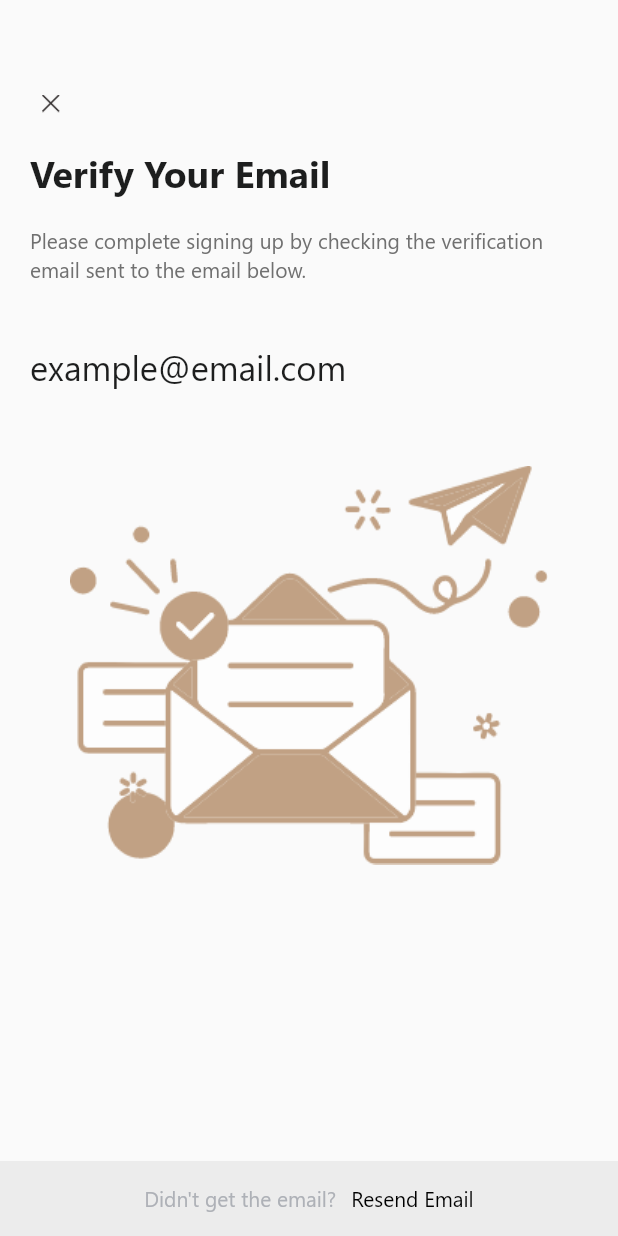
After one commit to iamvivekkaushik/Diwan, a Flutter app: the EmailVerificationScreen screen opened by its route, on a phone screen of 412 x 824 dp. The commit adds this screen. Run offline on Flutter 3.47's test engine with Material 2 defaults, Android fonts, the phone set to English and light mode, and no system bars.

Commit message:
created email verification Screen

```diff
--- a/lib/res/style.dart
+++ b/lib/res/style.dart
@@ -11,6 +11,12 @@ final TextStyle boldTextHeading = TextStyle(
     fontSize: 25,
     fontFamily: 'Segoe',
     fontWeight: FontWeight.w700,
+    color: AppColors.heading);
+
+final TextStyle textHeadingStyle = TextStyle(
+    fontSize: 23,
+    fontFamily: 'Segoe',
+    fontWeight: FontWeight.w400,
     color: AppColors.heading);
 
 final TextStyle subHeadingStyle = TextStyle(
@@ -38,17 +44,28 @@ final TextStyle inputLabelStyle = TextStyle(
     color: Colors.black);
 
 final TextStyle termsHeadingStyle = TextStyle(
-    fontSize: 15, fontFamily: 'Segoe', fontWeight: FontWeight.w400, color: AppColors.termsHeading);
+    fontSize: 15,
+    fontFamily: 'Segoe',
+    fontWeight: FontWeight.w400,
+    color: AppColors.termsHeading);
 
 final TextStyle termsDescStyle = TextStyle(
-    fontSize: 15, fontFamily: 'Segoe', fontWeight: FontWeight.w400, color: AppColors.separator);
+    fontSize: 15,
+    fontFamily: 'Segoe',
+    fontWeight: FontWeight.w400,
+    color: AppColors.separator);
 
 final TextStyle termsSeeMoreStyle = TextStyle(
-  fontSize: 15, fontFamily: 'Segoe', fontWeight: FontWeight.w400, color: AppColors.textFieldHint
-);
+    fontSize: 15,
+    fontFamily: 'Segoe',
+    fontWeight: FontWeight.w400,
+    color: AppColors.textFieldHint);
 
 final TextStyle textFieldHintStyle = TextStyle(
-    fontSize: 14, fontFamily: 'Segoe', fontWeight: FontWeight.w400, color: AppColors.textFieldHint);
+    fontSize: 14,
+    fontFamily: 'Segoe',
+    fontWeight: FontWeight.w400,
+    color: AppColors.textFieldHint);
 
-final TextStyle textFieldStyle = TextStyle(
-    fontSize: 14, fontFamily: 'Segoe', fontWeight: FontWeight.w400);
+final TextStyle textFieldStyle =
+    TextStyle(fontSize: 14, fontFamily: 'Segoe', fontWeight: FontWeight.w400);
--- a/lib/route_generator.dart
+++ b/lib/route_generator.dart
@@ -1,3 +1,4 @@
+import 'package:diwan/screens/email_verification_screen.dart';
 import 'package:diwan/screens/language_screen.dart';
 import 'package:diwan/screens/login_password_screen.dart';
 import 'package:diwan/screens/signup_create_password.dart';
@@ -25,6 +26,8 @@ class RouteGenerator {
         return MaterialPageRoute(builder: (_) => SignupNameScreen());
       case '/signup/terms':
         return MaterialPageRoute(builder: (_) => SignupTermsScreen());
+      case '/signup/verification':
+        return MaterialPageRoute(builder: (_) => EmailVerificationScreen());
       case '/languageSelection':
         return MaterialPageRoute(builder: (_) => LanguageScreen());
       case '/login/password':
--- /dev/null
+++ b/lib/screens/email_verification_screen.dart
@@ -0,0 +1,108 @@
+import 'package:diwan/helper/app_localization.dart';
+import 'package:diwan/helper/diwan_icons.dart';
+import 'package:diwan/res/colors.dart';
+import 'package:diwan/res/dimen.dart';
+import 'package:diwan/res/style.dart';
+import 'package:flutter/material.dart';
+
+class EmailVerificationScreen extends StatefulWidget {
+  @override
+  _EmailVerificationScreenState createState() =>
+      _EmailVerificationScreenState();
+}
+
+class _EmailVerificationScreenState extends State<EmailVerificationScreen> {
+  @override
+  Widget build(BuildContext context) {
+    return Scaffold(
+        body: Column(
+      mainAxisAlignment: MainAxisAlignment.start,
+      crossAxisAlignment: CrossAxisAlignment.start,
+      children: <Widget>[
+        SizedBox(
+          height: Dimen.topMargin,
+        ),
+        Container(
+          margin: EdgeInsets.symmetric(vertical: 5, horizontal: 10),
+          child: IconButton(
+            icon: Image.asset(
+              'images/close.png',
+              width: 12,
+              height: 12,
+            ),
+            color: AppColors.blackIcon,
+            onPressed: () {},
+          ),
+        ),
+        Container(
+          margin: EdgeInsets.symmetric(horizontal: 20),
+          width: MediaQuery.of(context).size.width,
+          child: Text(
+            AppLocalization.of(context).translate('verify_email'),
+            style: boldTextHeading,
+          ),
+        ),
+        Container(
+          width: MediaQuery.of(context).size.width - 40,
+          margin: EdgeInsets.symmetric(horizontal: 20, vertical: 20),
+          child: Text(
+            AppLocalization.of(context).translate('complete_signup_msg'),
+            style: subHeadingStyle,
+          ),
+        ),
+        Container(
+          width: MediaQuery.of(context).size.width - 40,
+          margin: EdgeInsets.symmetric(horizontal: 20, vertical: 20),
+          child: Text(
+            "example@email.com",
+            style: textHeadingStyle,
+          ),
+        ),
+        Container(
+          width: MediaQuery.of(context).size.width,
+          margin: EdgeInsets.symmetric(horizontal: 10),
+          child: Image.asset('images/verification_image.png'),
+        ),
+        Expanded(
+            child: Align(
+                alignment: Alignment.bottomCenter,
+                child: Container(
+                  height: 50,
+                  color: AppColors.termsBackground,
+                  child: InkWell(
+                    onTap: () {
+                      // ToDo: Go to forgot screen
+                    },
+                    child: Row(
+                      mainAxisAlignment: MainAxisAlignment.center,
+                      crossAxisAlignment: CrossAxisAlignment.center,
+                      children: <Widget>[
+                        Text(AppLocalization.of(context).translate('email_not_received'),
+                        style: TextStyle(
+                          fontSize: 14,
+                          fontWeight: FontWeight.w400,
+                          fontFamily: 'Segoe',
+                          color: AppColors.textFieldHint
+                        ),),
+
+                        SizedBox(
+                          width: 10,
+                        ),
+
+                        Text(
+                          AppLocalization.of(context).translate('resend_email'),
+                          style: TextStyle(
+                              fontSize: 14,
+                              fontWeight: FontWeight.w400,
+                              fontFamily: 'Segoe',
+                              color: Colors.black,
+                          ),
+                        )
+                      ],
+                    ),
+                  ),
+                )))
+      ],
+    ));
+  }
+}
--- a/lib/screens/signup_terms.dart
+++ b/lib/screens/signup_terms.dart
@@ -145,7 +145,7 @@ class _SignupTermsScreenState extends State<SignupTermsScreen> {
               child: RaisedButton(
                 onPressed: () {
                   // ToDo: Go to Email Verification Screen
-                  Navigator.of(context).pushNamed('/login/password');
+                  Navigator.of(context).pushNamed('/signup/verification');
                 },
                 color: AppColors.buttonBackground,
                 shape: RoundedRectangleBorder(
```
Also changed, not shown: images/verification_image.png (added).
